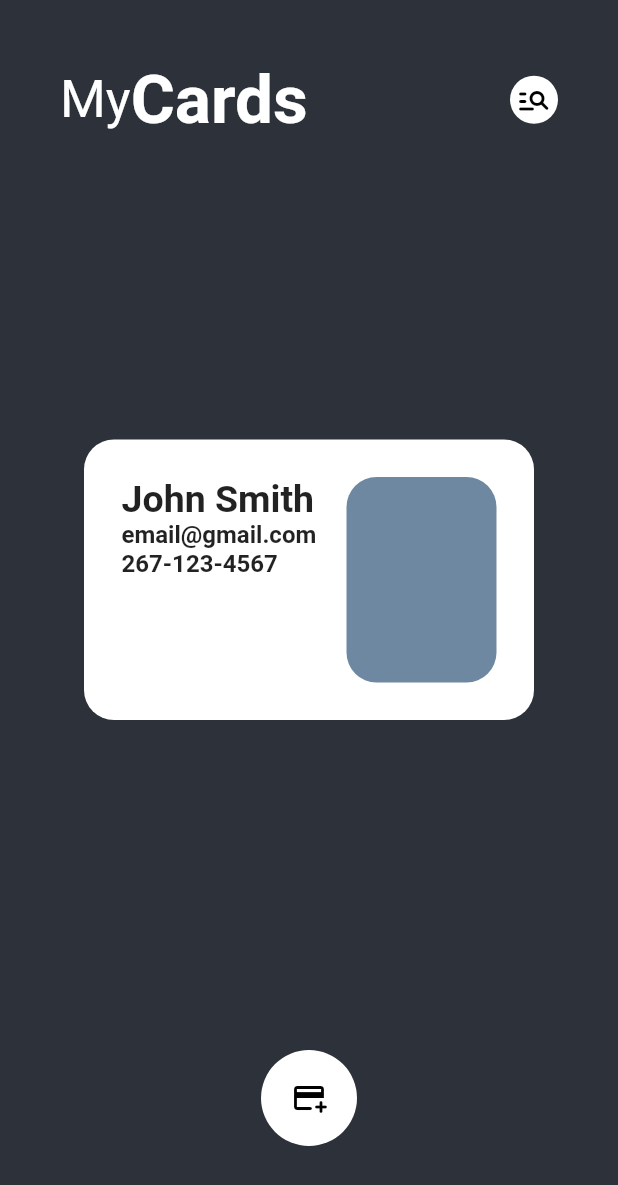
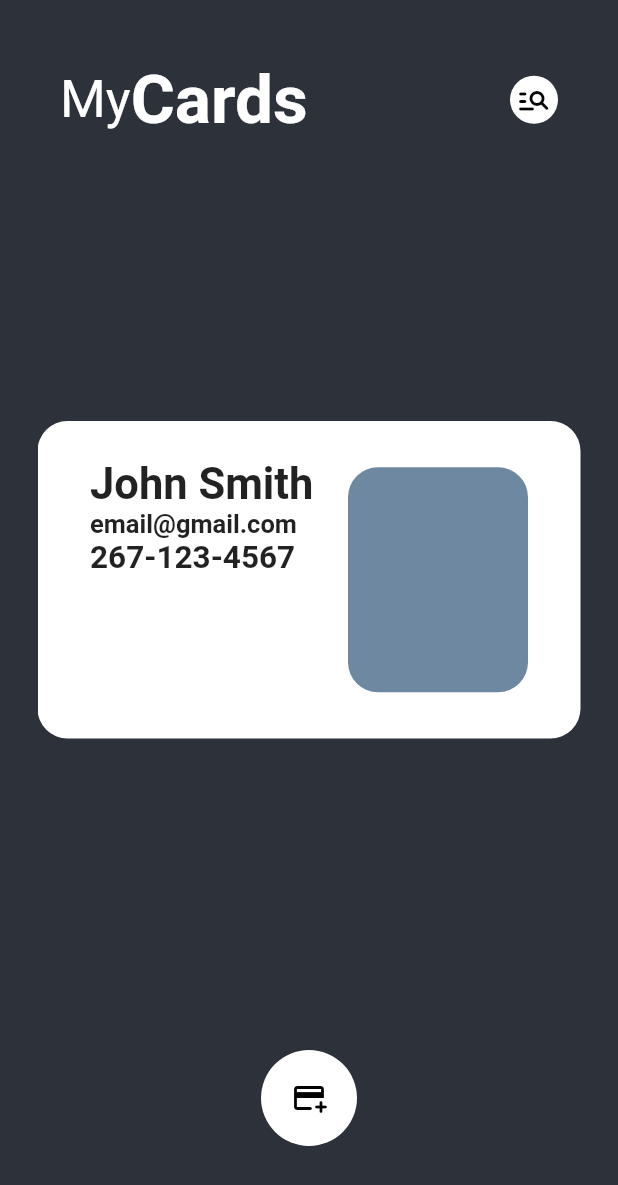
Before and after one commit to FroggoLight/WeCard-CI103-Course-Project, a Flutter app: the screen it shows after launch, on a phone screen of 412 x 824 dp. Shown: the top 1185 px of the screen. Run offline on Flutter 3.47's test engine with Material 2 defaults, Android fonts, the light colour scheme and no system bars.

Commit message:
Created a scroll feature. An expanded container was made and several TheCard() calls were put inside a PageView function. Padding and aspect ratio was also added.

```diff
--- a/carde/lib/Pages/homePage.dart
+++ b/carde/lib/Pages/homePage.dart
@@ -1,5 +1,7 @@
 // ignore_for_file: prefer_const_constructors, prefer_const_literals_to_create_immutables
 
+import 'package:carde/Elements/addButtonElement.dart';
+import 'package:carde/Elements/cardElement.dart';
 import 'package:flutter/material.dart';
 
 class HomePage extends StatefulWidget {
@@ -63,63 +65,22 @@ class _HomePageState extends State<HomePage> {
             child:
                 Column(mainAxisAlignment: MainAxisAlignment.center, children: [
               // The Card Itself
-              Container(
-                  width: 300,
-                  height: 187,
-                  padding: EdgeInsets.all(25),
-                  decoration: BoxDecoration(
-                      color: Colors.white,
-                      borderRadius: BorderRadius.circular(20)),
-                  // Stuff Within The Card
-                  child: Row(
-                    mainAxisAlignment: MainAxisAlignment.spaceBetween,
-                    children: [
-                      // Text Within The Card
-                      Column(
-                        crossAxisAlignment: CrossAxisAlignment.start,
-                        children: [
-                          Text("John Smith",
-                              style: TextStyle(
-                                  fontSize: 25, fontWeight: FontWeight.bold)),
-                          Text("email@gmail.com",
-                              style: TextStyle(
-                                  fontSize: 16, fontWeight: FontWeight.bold)),
-                          Text("267-123-4567",
-                              style: TextStyle(
-                                  fontSize: 16, fontWeight: FontWeight.bold)),
-                        ],
-                      ),
-                      // Picture Within The Card
-                      Container(
-                          width: 100,
-                          height: 150,
-                          decoration: BoxDecoration(
-                              color: Color.fromARGB(255, 111, 136, 162),
-                              borderRadius: BorderRadius.circular(20)))
-                    ],
-                  ))
+              Padding(
+                padding: const EdgeInsets.all(25),
+                child: Expanded(
+                  child: AspectRatio(
+                    aspectRatio: 1.59,
+                    child: Container(
+                        child: PageView(
+                            scrollDirection: Axis.vertical,
+                            children: [TheCard(), TheCard(), TheCard(), TheCard(), TheCard()])),
+                  ),
+                ),
+              )
             ]),
           ),
           // Add Button
-          Padding(
-            padding: const EdgeInsets.all(60.0),
-            child: Row(
-              mainAxisAlignment: MainAxisAlignment.center,
-              children: [
-                Container(
-                  padding: const EdgeInsets.all(20),
-                  decoration: const BoxDecoration(
-                    color: Colors.white,
-                    shape: BoxShape.circle,
-                  ),
-                  child: const Icon(
-                    Icons.add_card_rounded,
-                    color: Colors.black,
-                  ),
-                ),
-              ],
-            ),
-          ),
+          AddButton(),
         ]),
       ),
     );
```
